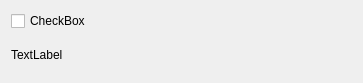
BrunoKoppel/bhcc, file 2021/01Spring/CSC284/final/BrunoKoppel_Thareos/thewidgetitem.ui: the form before one commit.
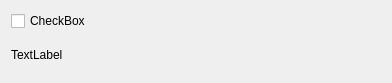
The form after the commit.

Patch:
```diff
--- a/2021/01Spring/CSC284/final/BrunoKoppel_Thareos/thewidgetitem.ui
+++ b/2021/01Spring/CSC284/final/BrunoKoppel_Thareos/thewidgetitem.ui
@@ -6,7 +6,7 @@
    <rect>
     <x>0</x>
     <y>0</y>
-    <width>363</width>
+    <width>392</width>
     <height>83</height>
    </rect>
   </property>
@@ -15,8 +15,11 @@
   </property>
   <layout class="QGridLayout" name="gridLayout">
    <item row="0" column="0">
-    <layout class="QVBoxLayout" name="verticalLayout">
-     <item>
+    <layout class="QGridLayout" name="gridLayout_2">
+     <property name="sizeConstraint">
+      <enum>QLayout::SetMaximumSize</enum>
+     </property>
+     <item row="0" column="0">
       <layout class="QHBoxLayout" name="horizontalLayout_2">
        <item>
         <widget class="QCheckBox" name="checkBoxLabel">
@@ -27,7 +30,7 @@
        </item>
       </layout>
      </item>
-     <item>
+     <item row="1" column="0">
       <layout class="QHBoxLayout" name="horizontalLayout">
        <item>
         <widget class="QLabel" name="DateLabel">
```
